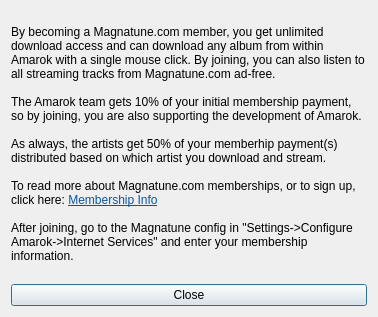
The window that src/services/magnatune/MagnatuneSignupDialogBase.ui (netrunner-debian-kde-extras/amarok) describes before a commit, drawn with Qt 5.
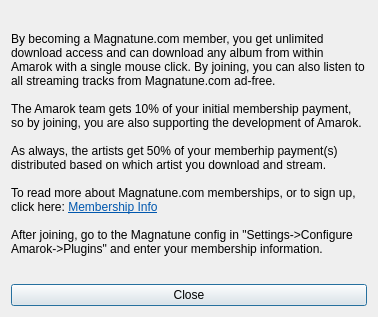
The same window after the commit.

Patch:
```diff
--- a/src/services/magnatune/MagnatuneSignupDialogBase.ui
+++ b/src/services/magnatune/MagnatuneSignupDialogBase.ui
@@ -29,7 +29,7 @@
 &lt;p style=&quot;-qt-paragraph-type:empty; margin-top:0px; margin-bottom:0px; margin-left:0px; margin-right:0px; -qt-block-indent:0; text-indent:0px;&quot;&gt;&lt;/p&gt;
 &lt;p style=&quot; margin-top:0px; margin-bottom:0px; margin-left:0px; margin-right:0px; -qt-block-indent:0; text-indent:0px;&quot;&gt;To read more about Magnatune.com memberships, or to sign up, click here: &lt;a href=&quot;http://magnatune.com/downloads?referal_id=amarok&quot;&gt;&lt;span style=&quot; text-decoration: underline; color:#0057ae;&quot;&gt;Membership Info&lt;/span&gt;&lt;/a&gt; &lt;/p&gt;
 &lt;p style=&quot;-qt-paragraph-type:empty; margin-top:0px; margin-bottom:0px; margin-left:0px; margin-right:0px; -qt-block-indent:0; text-indent:0px;&quot;&gt;&lt;/p&gt;
-&lt;p style=&quot; margin-top:0px; margin-bottom:0px; margin-left:0px; margin-right:0px; -qt-block-indent:0; text-indent:0px;&quot;&gt;After joining, go to the Magnatune config in &quot;Settings-&gt;Configure Amarok-&gt;Internet Services&quot; and enter your membership information. &lt;/p&gt;&lt;/body&gt;&lt;/html&gt;</string>
+&lt;p style=&quot; margin-top:0px; margin-bottom:0px; margin-left:0px; margin-right:0px; -qt-block-indent:0; text-indent:0px;&quot;&gt;After joining, go to the Magnatune config in &quot;Settings-&gt;Configure Amarok-&gt;Plugins&quot; and enter your membership information. &lt;/p&gt;&lt;/body&gt;&lt;/html&gt;</string>
      </property>
      <property name="wordWrap">
       <bool>true</bool>
```
